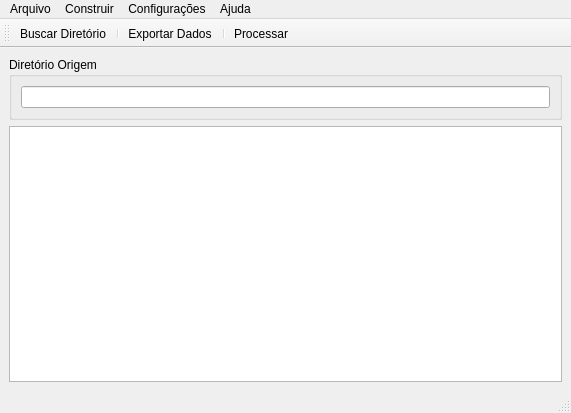
Above: mainwindow.ui from OtavioPellicano/Gerador-indicadores-smp before the change. Below: the same form after it.
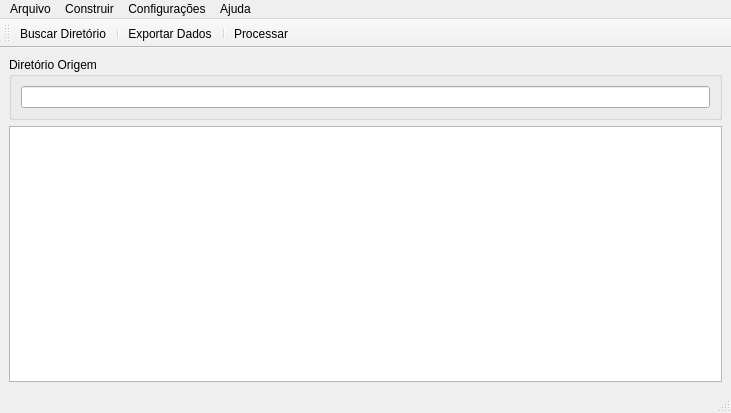
That is the form after the change. Icons and pictures are not drawn.

Commit message: Tabela do mesmo tamanho do widget

```diff
--- a/mainwindow.ui
+++ b/mainwindow.ui
@@ -6,7 +6,7 @@
    <rect>
     <x>0</x>
     <y>0</y>
-    <width>571</width>
+    <width>731</width>
     <height>413</height>
    </rect>
   </property>
@@ -37,7 +37,7 @@
     <rect>
      <x>0</x>
      <y>0</y>
-     <width>571</width>
+     <width>731</width>
      <height>21</height>
     </rect>
    </property>
```
The commit also changes 4 other files.
